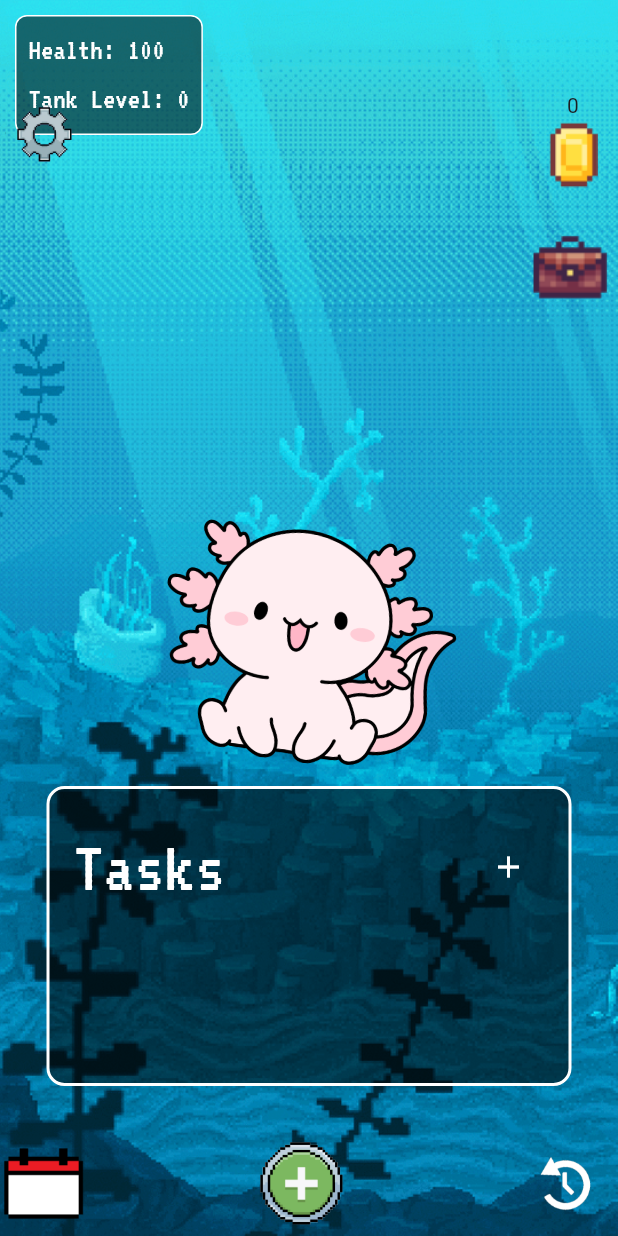
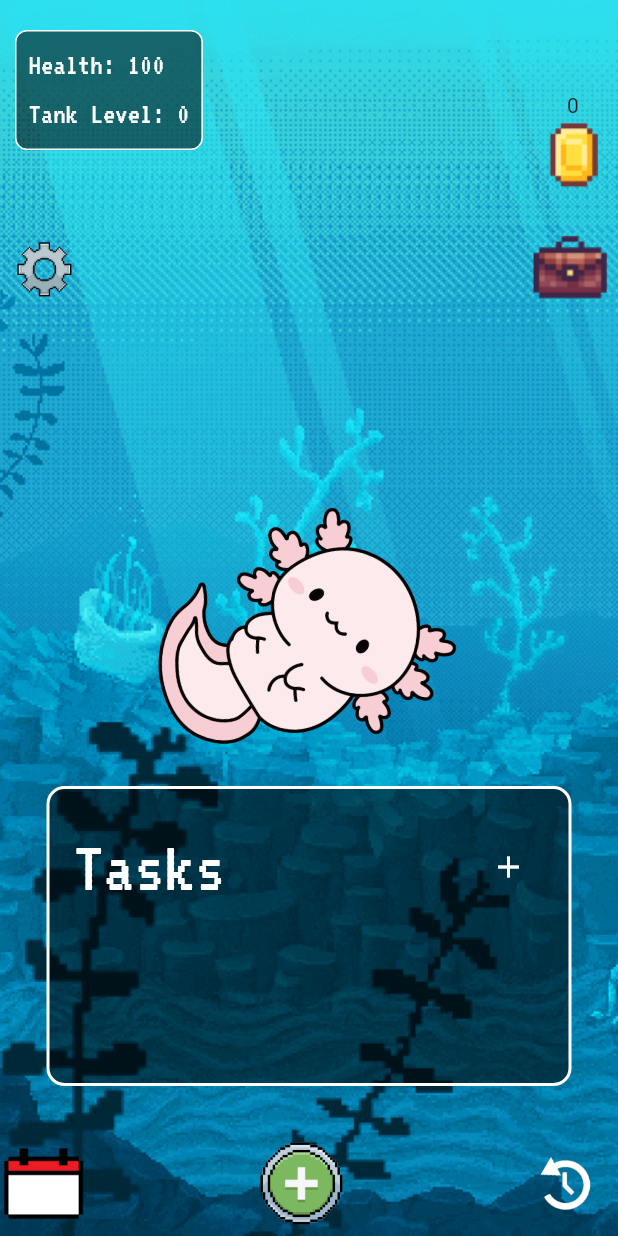
Before and after one commit to Kryptiku/ProTomo, a Flutter app: the screen it shows after launch, after a tap on "Start", on a phone screen of 412 x 824 dp. Run offline on Flutter 3.47's test engine with Material 3 defaults, Android fonts, the light colour scheme and no system bars; our stand-ins replace cloud_firestore, firebase_core, flutter_spinkit, shared_preferences; missing offline and left inert: flame, flame_audio; accounts and stored records are empty.

Commit message:
closet changes

```diff
--- a/lib/dirtiness_overlay.dart
+++ b/lib/dirtiness_overlay.dart
@@ -18,7 +18,7 @@ class DirtinessOverlay extends StatelessWidget {
     return Positioned.fill(
       child: IgnorePointer(
         child: Container(
-          color: Colors.brown.withOpacity(opacity),
+          color: Colors.green.withOpacity(opacity),
         ),
       ),
     );
--- a/lib/pages/home.dart
+++ b/lib/pages/home.dart
@@ -135,7 +135,7 @@ class _HomeState extends State<Home> {
                     ),
                     Center(
                       child: BobbingRotatingImage(
-                        imagePath: "assets/axolotl/Pink.png",
+                        imagePath: "assets/axolotl/Baby-Pink-Axolotl-2.png",
                         bobbingDistance: 40.0,
                         bobbingDuration: 5,
                         rotationDuration: 50,
@@ -147,7 +147,7 @@ class _HomeState extends State<Home> {
                       maxDirtinessLevel: PetState.MAX_TANK_LEVEL,
                     ),
                     Positioned(
-                      top: MediaQuery.of(context).padding.top + 10,
+                      top: MediaQuery.of(context).padding.top + 20,
                       left: 10,
                       child: Container(
                         padding: EdgeInsets.all(8),
@@ -231,7 +231,7 @@ class _HomeState extends State<Home> {
                     ),
                     Container(
                       child: Padding(
-                        padding: const EdgeInsets.fromLTRB(0, 60, 0, 0),
+                        padding: const EdgeInsets.fromLTRB(0, 150, 0, 0),
                         child: Column(
                           children: [
                             Row(
--- a/lib/pages/start.dart
+++ b/lib/pages/start.dart
@@ -22,6 +22,19 @@ class StartPage extends StatelessWidget {
               ),
             ),
             // Centered Start Button
+            Transform.translate(
+              offset: Offset(50, -200), // Moves the image by x=20, y=-30
+              child: Container(
+                height: 1000,
+                width: 1000,
+                decoration: BoxDecoration(
+                  image: DecorationImage(
+                    image: AssetImage("assets/axolotl/Pink.png"),
+                    fit: BoxFit.cover,
+                  ),
+                ),
+              ),
+            ),
             Center(
               child: TextButton(
                 onPressed: () {
@@ -29,9 +42,10 @@ class StartPage extends StatelessWidget {
                   AudioService.playSoundFx();
                   AudioService.playBackgroundMusic();
                 },
+
                 style: TextButton.styleFrom(
                   padding: EdgeInsets.symmetric(horizontal: 40, vertical: 20),
-                  backgroundColor: Colors.blue,
+                  backgroundColor: Colors.blue.withOpacity(0.8),
                   shape: RoundedRectangleBorder(
                     borderRadius: BorderRadius.circular(10),
                   ),
```
